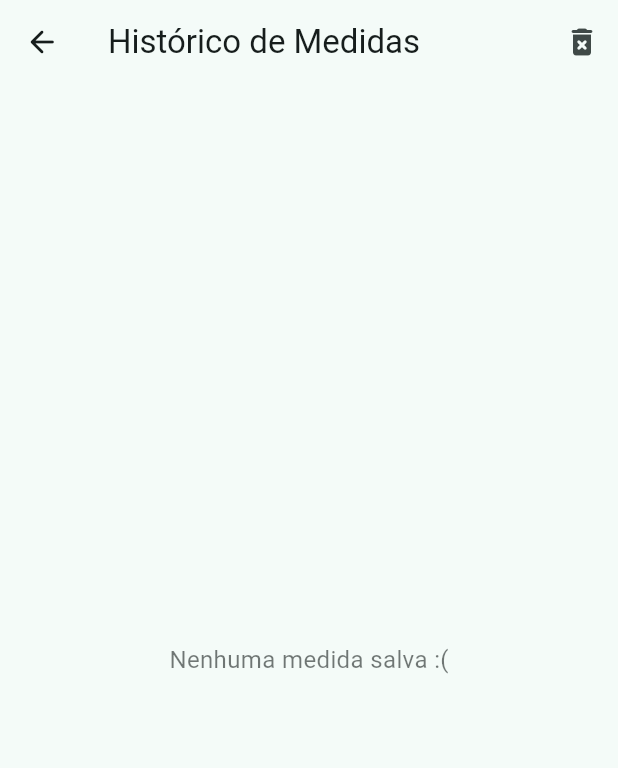
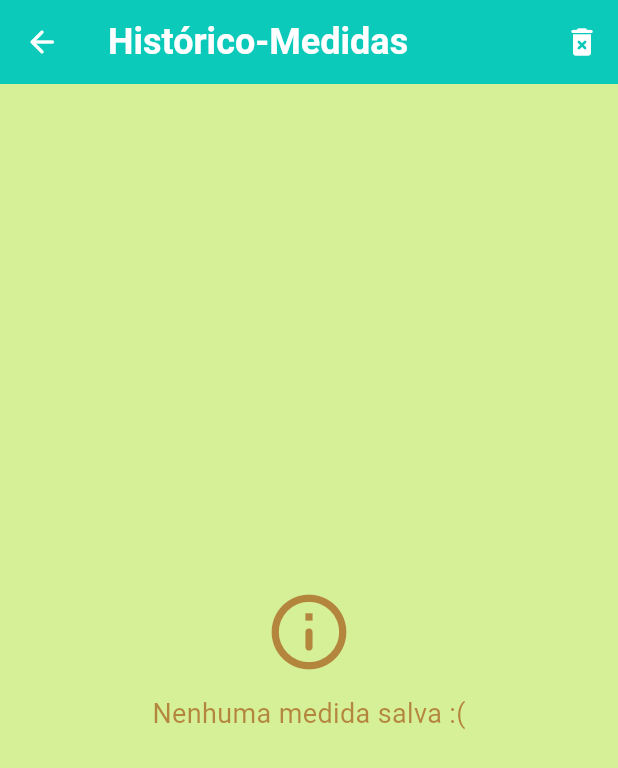
Before and after one commit to Alethos-BK/ar-medidas, a Flutter app: the ArScreen screen opened directly, after a tap on "Milímetros", after a tap on the "history" icon, on a phone screen of 412 x 824 dp. Shown: the top 768 px of the screen. Run offline on Flutter 3.47's test engine with Material 3 defaults, Android fonts, the phone set to English and light mode, and no system bars; our stand-ins replace screenshot; missing offline and left inert: ar_flutter_plugin_2, gal.

Commit message:
feat: Personalizando conforme a paleta de cores

```diff
--- a/lib/screens/ar_screen.dart
+++ b/lib/screens/ar_screen.dart
@@ -1,4 +1,5 @@
 import 'dart:developer';
+import 'package:ar_medidas/theme.dart';
 import 'package:flutter/material.dart';
 import 'package:flutter/services.dart';
 import 'package:vector_math/vector_math_64.dart' as vector_math;
@@ -53,15 +54,15 @@ class _ArScreenState extends State<ArScreen> {
   Widget build(BuildContext context) {
     return Scaffold(
       appBar: AppBar(
-        title: const Text('AR Medidas'),
+        title: const Text('AR Medidas', style: TextStyle(color: Colors.white)),
         leading: IconButton(
-          icon: Icon(Icons.arrow_back_rounded),
+          icon: AppStyles.backIcon,
           tooltip: 'Retornar',
           onPressed: () => Navigator.pop(context),
         ),
         actions: [
           IconButton(
-            icon: const Icon(Icons.history_rounded),
+            icon: AppStyles.historyIcon,
             tooltip: 'Acessar Histórico de Medições',
             onPressed: () {
               Navigator.push(
@@ -84,37 +85,50 @@ class _ArScreenState extends State<ArScreen> {
               alignment: const FractionalOffset(0.5, 0.985),
               child: Tooltip(
                 message: 'Remover Todas Medições',
+                child: SizedBox(
+                  width: 206.5,
                   child: ElevatedButton(
                     onPressed: onRemoveEverything,
-                  child: const Text("Remover Tudo"),
+                    child: const Text(
+                      "Remover Tudo",
+                      style: AppStyles.buttonText,
                     ),
                   ),
                 ),
-            if (totalDistance > 0.0) const SizedBox(height: 20),
+              ),
+            ),
+            if (totalDistance > 0.0)
+              const SizedBox(height: AppStyles.spacingMedium),
             Align(
               alignment: const FractionalOffset(0.5, 0.9),
               child: Tooltip(
                 message: 'Salvar Medição',
+                child: SizedBox(
+                  width: 206.5,
                   child: ElevatedButton(
                     onPressed: _saveMeasurement,
-                  child: const Text("Salvar Medição"),
+                    child: const Text(
+                      "Salvar Medição",
+                      style: AppStyles.buttonText,
+                    ),
+                  ),
                 ),
               ),
             ),
             Align(
-              alignment: const FractionalOffset(0.90, 0.95),
+              alignment: const FractionalOffset(0.945, 0.948),
               child: FloatingActionButton(
                 onPressed: takeScreenshot,
                 tooltip: 'Capturar Tela',
-                child: const Icon(Icons.center_focus_strong_outlined, size: 36),
+                child: AppStyles.screenShotIcon,
               ),
             ),
             Align(
-              alignment: const FractionalOffset(0.10, 0.95),
+              alignment: const FractionalOffset(0.055, 0.948),
               child: FloatingActionButton(
                 onPressed: onUndo,
                 tooltip: 'Desfazer Medição',
-                child: const Icon(Icons.undo_rounded, size: 36),
+                child: AppStyles.undoIcon,
               ),
             ),
             Align(
@@ -123,22 +137,10 @@ class _ArScreenState extends State<ArScreen> {
                 padding: const EdgeInsets.only(top: 112.0),
                 child: DropdownMenu<String>(
                   initialSelection: selectedUnit,
-                  trailingIcon: const Icon(Icons.arrow_drop_down, size: 21),
-                  inputDecorationTheme: InputDecorationTheme(
-                    isDense: true,
-                    filled: true,
-                    fillColor: Theme.of(
-                      context,
-                    ).colorScheme.surface.withAlpha((0.8 * 255).toInt()),
-                    contentPadding: const EdgeInsets.symmetric(horizontal: 16),
-                    constraints: BoxConstraints.tight(
-                      const Size.fromHeight(42),
-                    ),
-                    border: OutlineInputBorder(
-                      borderSide: BorderSide.none,
-                      borderRadius: BorderRadius.circular(12),
-                    ),
-                  ),
+                  trailingIcon: AppStyles.arrowDownIcon,
+                  selectedTrailingIcon: AppStyles.arrowUpIcon,
+                  inputDecorationTheme: AppStyles.inputDecoration,
+                  textStyle: AppStyles.listTileTitle,
                   onSelected: (value) {
                     setState(() {
                       selectedUnit = value!;
@@ -150,31 +152,57 @@ class _ArScreenState extends State<ArScreen> {
                       });
                     }
                   },
-                  dropdownMenuEntries: const [
-                    DropdownMenuEntry(value: 'mm', label: 'Milímetros'),
-                    DropdownMenuEntry(value: 'cm', label: 'Centímetros'),
-                    DropdownMenuEntry(value: 'm', label: 'Metros'),
-                    DropdownMenuEntry(value: 'in', label: 'Polegadas'),
-                    DropdownMenuEntry(value: 'ft', label: 'Pés'),
-                    DropdownMenuEntry(value: 'yd', label: 'Jardas'),
-                  ],
-                  menuStyle: MenuStyle(
-                    backgroundColor: WidgetStatePropertyAll(
-                      Theme.of(
-                        context,
-                      ).colorScheme.surface.withAlpha((0.6 * 255).toInt()),
-                    ),
-                    shape: WidgetStatePropertyAll(
-                      RoundedRectangleBorder(
-                        borderRadius: BorderRadius.circular(12),
-                        side: BorderSide.none,
+                  dropdownMenuEntries: [
+                    DropdownMenuEntry(
+                      value: 'mm',
+                      label: 'Milímetros',
+                      labelWidget: Text(
+                        'Milímetros',
+                        style: AppStyles.listTileTitle.copyWith(fontSize: 14),
                       ),
                     ),
+                    DropdownMenuEntry(
+                      value: 'cm',
+                      label: 'Centímetros',
+                      labelWidget: Text(
+                        'Centímetros',
+                        style: AppStyles.listTileTitle.copyWith(fontSize: 14),
                       ),
-                  textStyle: const TextStyle(
-                    fontSize: 14,
-                    fontWeight: FontWeight.bold,
                     ),
+                    DropdownMenuEntry(
+                      value: 'm',
+                      label: 'Metros',
+                      labelWidget: Text(
+                        'Metros',
+                        style: AppStyles.listTileTitle.copyWith(fontSize: 14),
+                      ),
+                    ),
+                    DropdownMenuEntry(
+                      value: 'in',
+                      label: 'Polegadas',
+                      labelWidget: Text(
+                        'Polegadas',
+                        style: AppStyles.listTileTitle.copyWith(fontSize: 14),
+                      ),
+                    ),
+                    DropdownMenuEntry(
+                      value: 'ft',
+                      label: 'Pés',
+                      labelWidget: Text(
+                        'Pés',
+                        style: AppStyles.listTileTitle.copyWith(fontSize: 14),
+                      ),
+                    ),
+                    DropdownMenuEntry(
+                      value: 'yd',
+                      label: 'Jardas',
+                      labelWidget: Text(
+                        'Jardas',
+                        style: AppStyles.listTileTitle.copyWith(fontSize: 14),
+                      ),
+                    ),
+                  ],
+                  menuStyle: AppStyles.menu,
                 ),
               ),
             ),
@@ -190,33 +218,17 @@ class _ArScreenState extends State<ArScreen> {
                       ScaffoldMessenger.of(context).showSnackBar(
                         SnackBar(
                           content: Text("Distância copiada!"),
-                          behavior: SnackBarBehavior.floating,
                           duration: Duration(seconds: 2),
-                          shape: RoundedRectangleBorder(
-                            borderRadius: BorderRadius.circular(16),
-                          ),
                         ),
                       );
                     },
-                    child: Container(
-                      padding: const EdgeInsets.symmetric(
-                        vertical: 8,
-                        horizontal: 16,
-                      ),
-                      decoration: BoxDecoration(
-                        color: Theme.of(context)
-                            .colorScheme
-                            .surfaceContainerHighest
-                            .withAlpha((0.6 * 255).toInt()),
-                        borderRadius: BorderRadius.circular(12),
-                      ),
+                    child: Card(
+                      child: Padding(
+                        padding: AppStyles.paddingMedium,
                         child: Text(
                           "$lastDistance",
                           textAlign: TextAlign.center,
-                        style: TextStyle(
-                          color: Theme.of(context).colorScheme.onSurface,
-                          fontSize: 18,
-                          fontWeight: FontWeight.bold,
+                          style: AppStyles.containerText,
                         ),
                       ),
                     ),
@@ -241,9 +253,7 @@ class _ArScreenState extends State<ArScreen> {
     ScaffoldMessenger.of(context).showSnackBar(
       SnackBar(
         content: Text('Medição salva com sucesso!'),
-        behavior: SnackBarBehavior.floating,
         duration: Duration(seconds: 2),
-        shape: RoundedRectangleBorder(borderRadius: BorderRadius.circular(16)),
       ),
     );
   }
@@ -307,7 +317,7 @@ class _ArScreenState extends State<ArScreen> {
 
       var newNode = ARNode(
         type: NodeType.localGLTF2,
-        uri: "assets/red_sphere.glb",
+        uri: "assets/turquoise_sphere.glb",
         scale: vector_math.Vector3.all(0.03),
         position: vector_math.Vector3.zero(),
       );
@@ -340,8 +350,7 @@ class _ArScreenState extends State<ArScreen> {
               lastPosition! +
               (position - lastPosition!) * (i / (numberOfNodes + 1));
 
-          var transform =
-              vector_math.Matrix4.identity()
+          var transform = vector_math.Matrix4.identity()
             ..setTranslation(interpolatedPosition);
 
           var lineAnchor = ARPlaneAnchor(transformation: transform);
@@ -353,7 +362,7 @@ class _ArScreenState extends State<ArScreen> {
 
             var lineNode = ARNode(
               type: NodeType.localGLTF2,
-              uri: "assets/white_sphere.glb",
+              uri: "assets/yellow_sphere.glb",
               scale: vector_math.Vector3.all(0.015),
               position: vector_math.Vector3.zero(),
             );
@@ -485,11 +494,7 @@ class _ArScreenState extends State<ArScreen> {
         ScaffoldMessenger.of(context).showSnackBar(
           SnackBar(
             content: Text('Captura de tela salva com sucesso!'),
-            behavior: SnackBarBehavior.floating,
             duration: Duration(seconds: 2),
-            shape: RoundedRectangleBorder(
-              borderRadius: BorderRadius.circular(16),
-            ),
           ),
         );
       }
@@ -499,11 +504,7 @@ class _ArScreenState extends State<ArScreen> {
         ScaffoldMessenger.of(context).showSnackBar(
           SnackBar(
             content: Text(getErrorMessage(e.type)),
-            behavior: SnackBarBehavior.floating,
             duration: Duration(seconds: 2),
-            shape: RoundedRectangleBorder(
-              borderRadius: BorderRadius.circular(16),
-            ),
           ),
         );
       }
--- /dev/null
+++ b/lib/theme.dart
@@ -0,0 +1,262 @@
+import 'package:flutter/material.dart';
+
+class AppColors {
+  static const Color robinEggBase = Color(0xFF0CCABA);
+  static const List<Color> robinEggShades = [
+    Color(0xFF90F8EF),
+    Color(0xFF6EF6EA),
+    Color(0xFF90F8EF),
+    Color(0xFF2BF2E1),
+    Color(0xFF0EEBD9),
+    Color(0xFF0CCABA),
+    Color(0xFF0AA89B),
+    Color(0xFF08867C),
+    Color(0xFF06655D),
+    Color(0xFF04433E),
+  ];
+
+  static const Color caperBase = Color(0xFFE3F5B7);
+  static const List<Color> caperShades = [
+    Color(0xFFD6F098),
+    Color(0xFFCAEC78),
+    Color(0xFFBEE759),
+    Color(0xFFB2E339),
+    Color(0xFFA4DB1E),
+    Color(0xFF8DBC1A),
+    Color(0xFF759C15),
+    Color(0xFF5E7D11),
+    Color(0xFF465E0D),
+    Color(0xFF2F3E08),
+  ];
+
+  static const Color cornBase = Color(0xFFE6AE00);
+  static const List<Color> cornShades = [
+    Color(0xFFFFE289),
+    Color(0xFFFFD966),
+    Color(0xFFFFD142),
+    Color(0xFFFFC81E),
+    Color(0xFFF9BD00),
+    Color(0xFFD6A200),
+    Color(0xFFB28700),
+    Color(0xFF8E6C00),
+    Color(0xFF6B5100),
+    Color(0xFF473600),
+  ];
+
+  static const Color bambooBase = Color(0xFFD46700);
+  static const List<Color> bambooShades = [
+    Color(0xFFFFC289),
+    Color(0xFFFFB066),
+    Color(0xFFFF9D42),
+    Color(0xFFFF8B1E),
+    Color(0xFFF97900),
+    Color(0xFFD66800),
+    Color(0xFFB25600),
+    Color(0xFF8E4500),
+    Color(0xFF6B3400),
+    Color(0xFF472200),
+  ];
+
+  static const Color oregonBase = Color(0xFF9E3F00);
+  static const List<Color> oregonShades = [
+    Color(0xFFFFB889),
+    Color(0xFFFFA366),
+    Color(0xFFFF8D42),
+    Color(0xFFFF781E),
+    Color(0xFFF96300),
+    Color(0xFFD65500),
+    Color(0xFFB24700),
+    Color(0xFF8E3800),
+    Color(0xFF6B2A00),
+    Color(0xFF471C00),
+  ];
+}
+
+final ThemeData appTheme = ThemeData(
+  primaryColor: AppColors.robinEggBase,
+  scaffoldBackgroundColor: AppColors.caperShades[0],
+  appBarTheme: AppBarTheme(
+    backgroundColor: AppColors.robinEggBase,
+    elevation: 0,
+  ),
+  elevatedButtonTheme: ElevatedButtonThemeData(
+    style: ElevatedButton.styleFrom(
+      foregroundColor: Colors.white,
+      minimumSize: const Size.fromHeight(50),
+      backgroundColor: AppColors.cornBase,
+      shape: RoundedRectangleBorder(borderRadius: BorderRadius.circular(16)),
+    ),
+  ),
+  buttonTheme: ButtonThemeData(
+    buttonColor: AppColors.cornBase,
+    shape: RoundedRectangleBorder(borderRadius: BorderRadius.circular(16)),
+  ),
+  textButtonTheme: TextButtonThemeData(
+    style: TextButton.styleFrom(
+      padding: const EdgeInsets.all(12),
+      foregroundColor: Colors.white,
+      textStyle: AppStyles.buttonText,
+      shape: RoundedRectangleBorder(borderRadius: BorderRadius.circular(16)),
+    ),
+  ),
+  iconButtonTheme: IconButtonThemeData(
+    style: ButtonStyle(
+      iconColor: WidgetStateProperty.all(Colors.white),
+      iconSize: WidgetStateProperty.all(24),
+    ),
+  ),
+  iconTheme: const IconThemeData(color: Colors.white, size: 24),
+  textTheme:  TextTheme(
+    titleLarge: TextStyle(
+      fontSize: 24,
+      fontWeight: FontWeight.bold,
+      color: AppColors.oregonBase,
+    ),
+    bodyLarge: TextStyle(
+      color: AppColors.oregonBase.withAlpha((0.8 * 255).toInt()),
+      fontSize: 16,
+    ),
+  ),
+  snackBarTheme: SnackBarThemeData(
+    behavior: SnackBarBehavior.floating,
+    backgroundColor: AppColors.bambooBase,
+    contentTextStyle: const TextStyle(
+      color: Colors.white,
+      fontWeight: FontWeight.bold,
+    ),
+    shape: RoundedRectangleBorder(borderRadius: BorderRadius.circular(16)),
+  ),
+  dialogTheme: DialogThemeData(
+    backgroundColor: AppColors.caperBase,
+    insetPadding: const EdgeInsets.all(25),
+    shape: RoundedRectangleBorder(borderRadius: BorderRadius.circular(16)),
+  ),
+  floatingActionButtonTheme: const FloatingActionButtonThemeData(
+    backgroundColor: AppColors.bambooBase,
+    foregroundColor: Colors.white,
+  ),
+  listTileTheme: ListTileThemeData(
+    shape: RoundedRectangleBorder(borderRadius: BorderRadius.circular(12)),
+    contentPadding: const EdgeInsets.all(12),
+    tileColor: AppColors.caperShades[4].withAlpha((0.3 * 255).toInt()),
+  ),
+  cardTheme: CardThemeData(
+    color: AppColors.caperBase.withAlpha((0.6 * 255).toInt()),
+    shape: RoundedRectangleBorder(borderRadius: BorderRadius.circular(12)),
+    margin: EdgeInsets.zero,
+  ),
+);
+
+class AppStyles {
+  static final TextStyle fadedText = TextStyle(
+    fontSize: 18,
+    color: AppColors.oregonBase.withAlpha((0.6 * 255).toInt()),
+  );
+
+  static const TextStyle buttonText = TextStyle(
+    fontSize: 18,
+    fontWeight: FontWeight.bold,
+  );
+
+  static const TextStyle containerText = TextStyle(
+    fontSize: 18,
+    fontWeight: FontWeight.bold,
+    color: AppColors.oregonBase,
+  );
+
+  static const TextStyle listTileTitle = TextStyle(
+    fontSize: 16,
+    fontWeight: FontWeight.bold,
+    color: AppColors.oregonBase,
+  );
+
+  static final TextStyle listTileSubtitle = TextStyle(
+    fontSize: 14,
+    color: AppColors.oregonBase.withAlpha((0.6 * 255).toInt()),
+  );
+
+  static const Icon arrowDownIcon = Icon(
+    Icons.arrow_drop_down_rounded,
+    size: 21,
+    color: AppColors.oregonBase,
+  );
+  static const Icon arrowUpIcon = Icon(
+    Icons.arrow_drop_up_rounded,
+    size: 21,
+    color: AppColors.oregonBase,
+  );
+  static const Icon backIcon = Icon(Icons.arrow_back_rounded);
+  static const Icon cancelIcon = Icon(Icons.cancel_rounded);
+  static const Icon cameraIcon = Icon(Icons.camera_alt_rounded);
+  static const Icon deleteIcon = Icon(Icons.delete_rounded);
+  static const Icon deleteForeverIcon = Icon(Icons.delete_forever_rounded);
+  static const Icon historyIcon = Icon(Icons.history_rounded);
+  static const Icon screenShotIcon = Icon(
+    Icons.center_focus_strong_outlined,
+    size: 36,
+  );
+  static const Icon straightenIcon = Icon(
+    Icons.straighten_rounded,
+    color: Colors.white,
+  );
+  static const Icon undoIcon = Icon(Icons.undo_rounded, size: 36);
+  static const Icon warningIcon = Icon(
+    Icons.warning_amber_rounded,
+    size: 32,
+    color: AppColors.oregonBase,
+  );
+  static Icon infoIcon = Icon(
+    Icons.info_outline_rounded,
+    size: 60,
+    color: AppColors.oregonBase.withAlpha((0.6 * 255).toInt()),
+  );
+
+  static const EdgeInsetsGeometry paddingBig = EdgeInsets.all(24);
+  static const EdgeInsetsGeometry paddingMedium = EdgeInsets.symmetric(
+    vertical: 8,
+    horizontal: 16,
+  );
+  static const EdgeInsetsGeometry paddingSmall = EdgeInsets.all(16);
+
+  static const double spacingLarge = 24;
+  static const double spacingMedium = 20;
+  static const double spacingNormal = 12;
+  static const double spacingSmall = 8;
+
+  static InputDecorationTheme inputDecoration = InputDecorationTheme(
+    isDense: true,
+    filled: true,
+    fillColor: AppColors.caperBase.withAlpha((0.8 * 255).toInt()),
+    contentPadding: EdgeInsets.symmetric(horizontal: 16),
+    constraints: BoxConstraints.tightFor(height: 42),
+    border: OutlineInputBorder(
+      borderSide: BorderSide.none,
+      borderRadius: BorderRadius.circular(12),
+    ),
+  );
+
+  static MenuStyle menu = MenuStyle(
+    backgroundColor: WidgetStatePropertyAll(
+      AppColors.caperBase.withAlpha((0.6 * 255).toInt()),
+    ),
+    shape: WidgetStatePropertyAll(
+      RoundedRectangleBorder(
+        borderRadius: BorderRadius.circular(12),
+        side: BorderSide.none,
+      ),
+    ),
+    maximumSize: WidgetStatePropertyAll(Size(300, double.infinity)),
+  );
+
+  static Widget materialCard({required Widget child}) {
+    return Material(
+      elevation: 2,
+      borderRadius: BorderRadius.circular(12),
+      child: child,
+    );
+  }
+
+  static Widget avatar({required Widget child}) {
+    return CircleAvatar(backgroundColor: AppColors.robinEggBase, child: child);
+  }
+}
--- a/pubspec.yaml
+++ b/pubspec.yaml
@@ -69,7 +69,9 @@ flutter:
   #   - images/a_dot_ham.jpeg
   assets:
     - assets/red_sphere.glb
+    - assets/turquoise_sphere.glb
     - assets/white_sphere.glb
+    - assets/yellow_sphere.glb
 
   # An image asset can refer to one or more resolution-specific "variants", see
   # https://flutter.dev/to/resolution-aware-images
```
Also changed, not shown: lib/main.dart (+2 -10 lines), lib/screens/history_screen.dart (+75 -65 lines), lib/screens/home_screen.dart (+11 -11 lines), pubspec.lock, 2 other files. Lines whose indentation alone changed are shown as unchanged.
